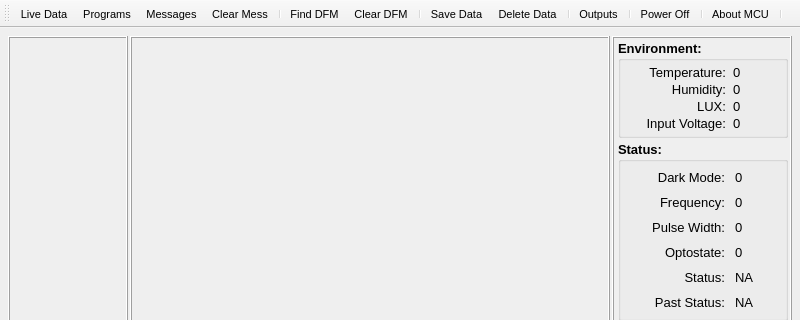
Qt form Mainwindow.ui (spletcher1/PyMCU) before a commit; both pictures show x 0 to 800 and y 0 to 320 of the 800 by 480 pixel window.
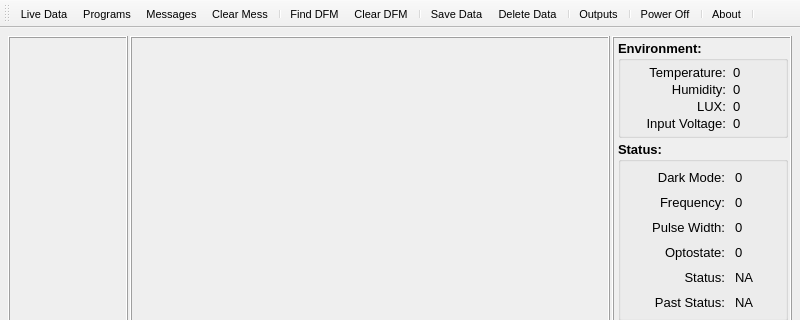
The same form after that commit. The open tabs and pages were chosen to show the change. Icons and pictures are not drawn.

Commit message: Fit about

```diff
--- a/Mainwindow.ui
+++ b/Mainwindow.ui
@@ -1671,7 +1671,7 @@
      <normaloff>gtk-about.png</normaloff>gtk-about.png</iconset>
    </property>
    <property name="text">
-    <string>About MCU</string>
+    <string>About</string>
    </property>
    <property name="toolTip">
     <string>About MCU</string>
```
Left out of the diff: 8 changed lines with no effect on the pictures.
